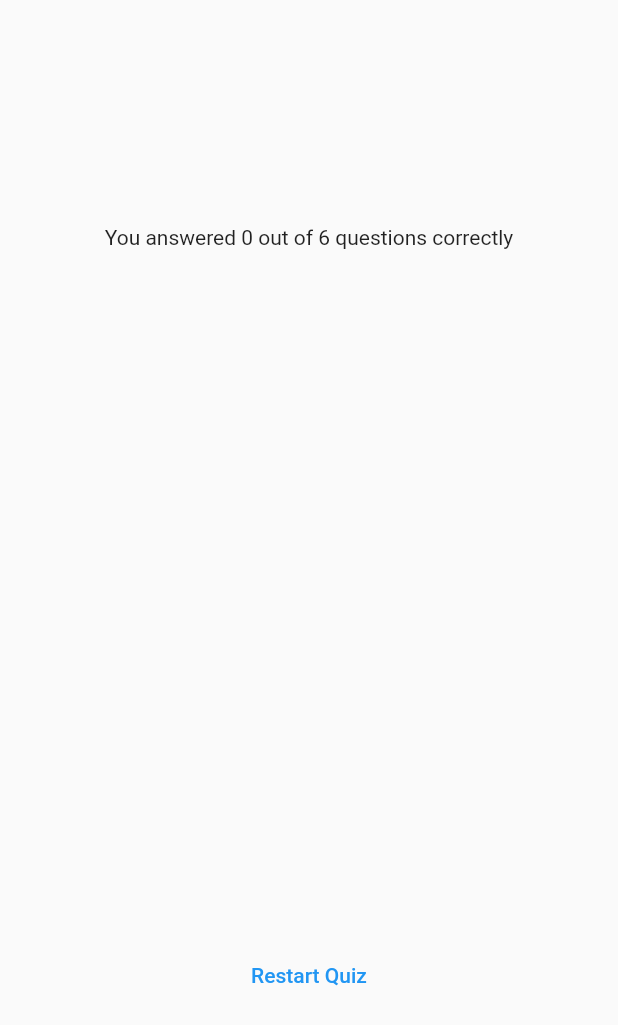
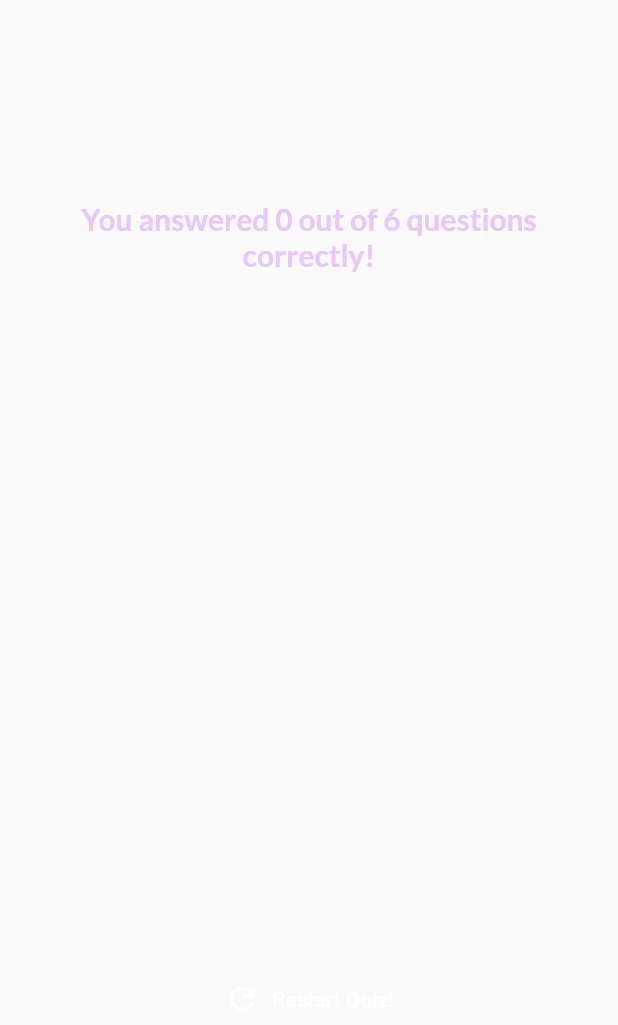
Before and after one commit to Rishi-Mishra0704/flutter_quiz, a Flutter app: the ResultScreen widget shown alone on an empty page, opened directly with empty values, on a phone screen of 412 x 824 dp. Shown: the top 1025 px of the screen. Run offline on Flutter 3.47's test engine with Material 2 defaults, Android fonts, the phone set to English and light mode, and no system bars; our stand-ins replace google_fonts.

Commit message:
Add logic to restart quiz

```diff
--- a/lib/quiz.dart
+++ b/lib/quiz.dart
@@ -32,6 +32,13 @@ class _QuizState extends State<Quiz> {
     }
   }
 
+  void restartQuiz() {
+    setState(() {
+      selectedAnswers = [];
+      activeScreen = 'questions-screen';
+    });
+  }
+
   @override
   Widget build(BuildContext context) {
     return MaterialApp(
@@ -53,7 +60,8 @@ class _QuizState extends State<Quiz> {
                   ? QuestionsScreen(
                       onSelectAnswer: chooseAnswer,
                     )
-                  : ResultScreen(choosenAnswers: selectedAnswers),
+                  : ResultScreen(
+                      chosenAnswers: selectedAnswers, onRestart: restartQuiz),
         ),
       ),
     );
--- a/lib/result_screen.dart
+++ b/lib/result_screen.dart
@@ -1,49 +1,75 @@
 import 'package:flutter/material.dart';
+
 import 'package:quiz_app/data/questions.dart';
 import 'package:quiz_app/questions_summary.dart';
+import 'package:google_fonts/google_fonts.dart';
 
 class ResultScreen extends StatelessWidget {
-  const ResultScreen({super.key, required this.choosenAnswers});
-  final List<String> choosenAnswers;
+  const ResultScreen({
+    super.key,
+    required this.chosenAnswers,
+    required this.onRestart,
+  });
 
-  List<Map<String, Object>> getAnswers() {
+  final void Function() onRestart;
+  final List<String> chosenAnswers;
+
+  List<Map<String, Object>> getSummaryData() {
     final List<Map<String, Object>> summary = [];
-    for (var i = 0; i < choosenAnswers.length; i++) {
-      summary.add({
-        'question_index': i,
-        'question': questions[i].question,
-        'correct_answer': questions[i].answers[0],
-        'user_answer': choosenAnswers[i],
-      });
+
+    for (var i = 0; i < chosenAnswers.length; i++) {
+      summary.add(
+        {
+          'question_index': i,
+          'question': questions[i].question,
+          'correct_answer': questions[i].answers[0],
+          'user_answer': chosenAnswers[i]
+        },
+      );
     }
+
     return summary;
   }
 
   @override
-  Widget build(context) {
-    final summaryData = getAnswers();
-    final totalNumOfQuestions = questions.length;
-    final numOfCorrectQuestions = summaryData.where((data) {
+  Widget build(BuildContext context) {
+    final summaryData = getSummaryData();
+    final numTotalQuestions = questions.length;
+    final numCorrectQuestions = summaryData.where((data) {
       return data['user_answer'] == data['correct_answer'];
     }).length;
 
     return SizedBox(
       width: double.infinity,
       child: Container(
-        margin: const EdgeInsets.all((40)),
+        margin: const EdgeInsets.all(40),
         child: Column(
           mainAxisAlignment: MainAxisAlignment.center,
           children: [
             Text(
-              'You answered $numOfCorrectQuestions out of $totalNumOfQuestions questions correctly',
+              'You answered $numCorrectQuestions out of $numTotalQuestions questions correctly!',
+              style: GoogleFonts.lato(
+                color: const Color.fromARGB(255, 230, 200, 253),
+                fontSize: 20,
+                fontWeight: FontWeight.bold,
+              ),
+              textAlign: TextAlign.center,
             ),
-            const SizedBox(height: 30),
+            const SizedBox(
+              height: 30,
+            ),
             QuestionsSummary(summaryData),
-            const SizedBox(height: 30),
-            TextButton(
-              onPressed: () {},
-              child: const Text('Restart Quiz'),
+            const SizedBox(
+              height: 30,
             ),
+            TextButton.icon(
+              onPressed: onRestart,
+              style: TextButton.styleFrom(
+                foregroundColor: Colors.white,
+              ),
+              icon: const Icon(Icons.refresh),
+              label: const Text('Restart Quiz!'),
+            )
           ],
         ),
       ),
```
